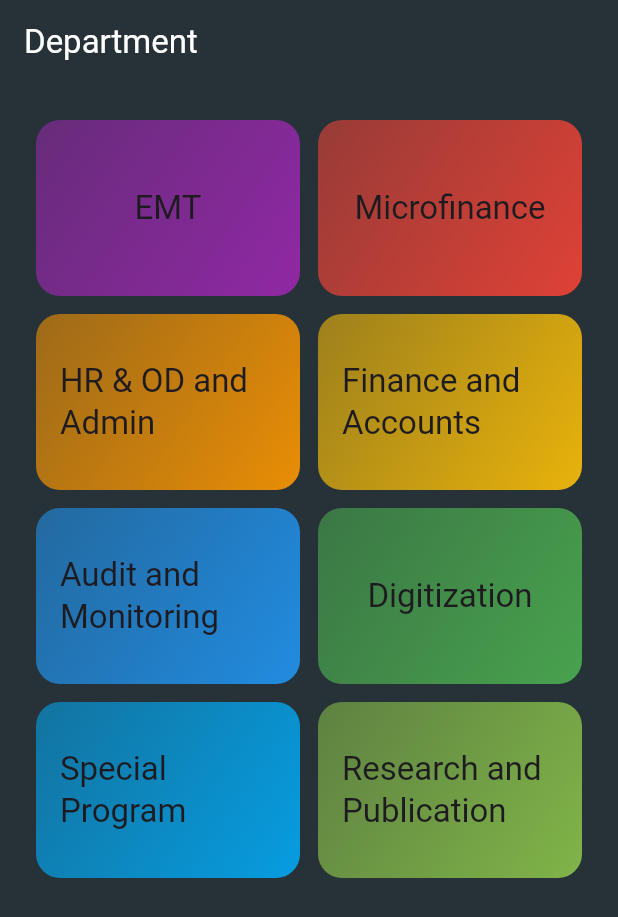
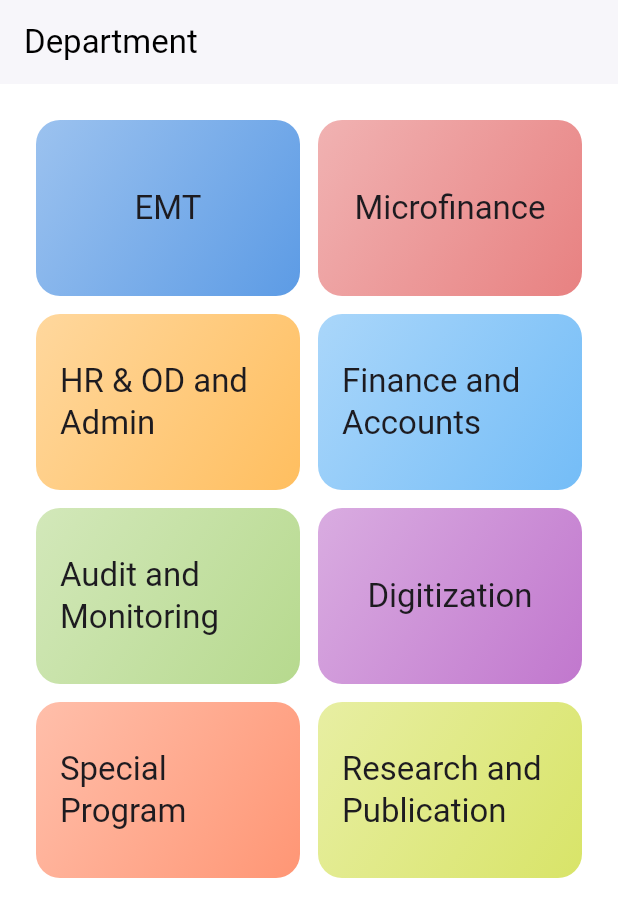
Before and after one commit to saikot19/phonebook_CDIP, a Flutter app: the screen it shows after launch, on a phone screen of 412 x 824 dp. Shown: the top 917 px of the screen. Run offline on Flutter 3.47's test engine with Material 3 defaults, Android fonts, the light colour scheme and no system bars; our stand-ins replace flutter_riverpod, google_fonts, transparent_image.

Commit message:
alarm icon and time added

```diff
--- a/lib/data/dummy_data.dart
+++ b/lib/data/dummy_data.dart
@@ -11,52 +11,53 @@ const availableCategories = [
   Category(
     id: 'c1',
     name: 'EMT',
-    color: Colors.purple,
-    imageUrl:'https://www.flaticon.com/free-icon/loyal-customer_8922290',
+    color: Color(0xFF4A90E2), // Soft Blue
+    imageUrl: 'https://www.flaticon.com/free-icon/loyal-customer_8922290',
   ),
   Category(
     id: 'c2',
     name: 'Microfinance',
-    color: Colors.red,
-    imageUrl:'https://www.flaticon.com/free-icon/microfinance_17621044',
+    color: Color(0xFFE57373), // Coral Red
+    imageUrl: 'https://www.flaticon.com/free-icon/microfinance_17621044',
   ),
   Category(
     id: 'c3',
     name: 'HR & OD and Admin',
-    color: Colors.orange,
-    imageUrl:'https://www.flaticon.com/free-icon/social-security_10642028',
+    color: Color(0xFFFFB74D), // Warm Orange
+    imageUrl: 'https://www.flaticon.com/free-icon/social-security_10642028',
   ),
   Category(
     id: 'c4',
     name: 'Finance and Accounts',
-    color: Colors.amber,
-    imageUrl:'https://www.flaticon.com/free-icon/accounting_1570998',
+    color: Color(0xFF64B5F6), // Sky Blue
+    imageUrl: 'https://www.flaticon.com/free-icon/accounting_1570998',
   ),
   Category(
     id: 'c5',
     name: 'Audit and Monitoring',
-    color: Colors.blue,
-    imageUrl:'https://www.flaticon.com/free-icon/evaluation_11501641',
+    color: Color(0xFFAED581), // Light Green
+    imageUrl: 'https://www.flaticon.com/free-icon/evaluation_11501641',
   ),
   Category(
     id: 'c6',
     name: 'Digitization',
-    color: Colors.green,
-    imageUrl:'https://i.pinimg.com/736x/18/f7/a8/18f7a83f40c9fad584c0faf06c22ac1c.jpg',
+    color: Color(0xFFBA68C8), // Lavender
+    imageUrl: 'https://i.pinimg.com/736x/18/f7/a8/18f7a83f40c9fad584c0faf06c22ac1c.jpg',
   ),
   Category(
     id: 'c7',
     name: 'Special Program',
-    color: Colors.lightBlue,
-    imageUrl:'https://www.flaticon.com/free-icon/open-book_2471120',
+    color: Color(0xFFFF8A65), // Salmon
+    imageUrl: 'https://www.flaticon.com/free-icon/open-book_2471120',
   ),
   Category(
     id: 'c8',
     name: 'Research and Publication',
-    color: Colors.lightGreen,
-    imageUrl:'https://www.flaticon.com/free-icon/research-and-development_12056733',
+    color: Color(0xFFD4E157), // Lime Green
+    imageUrl: 'https://www.flaticon.com/free-icon/research-and-development_12056733',
   ),
 ];
+
 
 const availableEmployees = [
 
@@ -68,7 +69,132 @@ const availableEmployees = [
     designationCode: 101,
     staffPhone: '+1234567890',
     unitId: 1,
-    staffImage: 'https://i.pinimg.com/736x/18/f7/a8/18f7a83f40c9fad584c0faf06c22ac1c.jpg',
+    staffImage: 'https://i.pinimg.com/736x/a6/8d/fd/a68dfd49f3d0701ef7cfeb835012037c.jpg',
+    deptId: 'c1',
+    departmentName: 'EMT',
+    projectId: 100,
+    projectName: 'Emergency Response',
+    priority: 1,
+    isEmt: 1,
+    status: 1,
+    brCode: 101,
+    branchName: 'Main Branch',
+    areaName: 'Dhaka',
+    zoneName: 'Zone A',
+    designationName: 'IT-Intern',
+    createdBy: 1,
+    createdAt: 'Date:2023-01-01 Time:10:00:00',
+    updatedAt: 'Date:2023-06-01 Time:12:00:00',
+  ),
+  Employee(
+    id: 2,
+    empId: 900005,
+    empNameEng: 'Md. Abid Hasan Saikot',
+    staffEmail: 'abidhasansaikot19@gmail.com',
+    designationCode: 101,
+    staffPhone: '+1234567890',
+    unitId: 1,
+    staffImage: 'https://i.pinimg.com/736x/81/0b/56/810b560de7521963e273bcaed99097ec.jpg',
+    deptId: 'c2',
+    departmentName: 'Microfinance',
+    projectId: 100,
+    projectName: 'Emergency Response',
+    priority: 1,
+    isEmt: 1,
+    status: 1,
+    brCode: 101,
+    branchName: 'Main Branch',
+    areaName: 'Dhaka',
+    zoneName: 'Zone A',
+    designationName: 'IT-Intern',
+    createdBy: 1,
+    createdAt: 'Date:2023-01-01 Time:10:00:00',
+    updatedAt: '2023-06-01T12:00:00Z',
+  ),
+  Employee(
+    id: 3,
+    empId: 900005,
+    empNameEng: 'Md. Abid Hasan Saikot',
+    staffEmail: 'abidhasansaikot19@gmail.com',
+    designationCode: 101,
+    staffPhone: '+1234567890',
+    unitId: 1,
+    staffImage: 'https://i.pinimg.com/736x/c4/a8/98/c4a8988e04ce9e9f09d87c6db703fc74.jpg',
+    deptId: 'c3',
+    departmentName: 'HR & OD and Admin',
+    projectId: 100,
+    projectName: 'Emergency Response',
+    priority: 1,
+    isEmt: 1,
+    status: 1,
+    brCode: 101,
+    branchName: 'Main Branch',
+    areaName: 'Dhaka',
+    zoneName: 'Zone A',
+    designationName: 'IT-Intern',
+    createdBy: 1,
+    createdAt: 'Date:2023-01-01 Time:10:00:00',
+    updatedAt: '2023-06-01T12:00:00Z',
+  ),
+  Employee(
+    id: 4,
+    empId: 900005,
+    empNameEng: 'Md. Abid Hasan Saikot',
+    staffEmail: 'abidhasansaikot19@gmail.com',
+    designationCode: 101,
+    staffPhone: '+1234567890',
+    unitId: 1,
+    staffImage: 'https://i.pinimg.com/736x/12/76/3c/12763cf1b10a8301a2daa1ab1c85d502.jpg',
+    deptId: 'c4',
+    departmentName: 'Finance and Accounts',
+    projectId: 100,
+    projectName: 'Emergency Response',
+    priority: 1,
+    isEmt: 1,
+    status: 1,
+    brCode: 101,
+    branchName: 'Main Branch',
+    areaName: 'Dhaka',
+    zoneName: 'Zone A',
+    designationName: 'IT-Intern',
+    createdBy: 1,
+    createdAt: 'Date:2023-01-01 Time:10:00:00',
+    updatedAt: '2023-06-01T12:00:00Z',
+  ),
+  Employee(
+    id: 5,
+    empId: 900005,
+    empNameEng: 'Md. Abid Hasan Saikot',
+    staffEmail: 'abidhasansaikot19@gmail.com',
+    designationCode: 101,
+    staffPhone: '+1234567890',
+    unitId: 1,
+    staffImage: 'https://i.pinimg.com/736x/ab/d6/24/abd62453051156a486718e5735f46036.jpg',
+    deptId: 'c5',
+    departmentName: 'Audit and Monitoring',
+    projectId: 100,
+    projectName: 'Emergency Response',
+    priority: 1,
+    isEmt: 1,
+    status: 1,
+    brCode: 101,
+    branchName: 'Main Branch',
+    areaName: 'Dhaka',
+    zoneName: 'Zone A',
+    designationName: 'IT-Intern',
+    createdBy: 1,
+    createdAt: 'Date:2023-01-01 Time:10:00:00',
+    updatedAt: '2023-06-01T12:00:00Z',
+  ),
+  Employee(
+    id: 6,
+    empId: 900005,
+    empNameEng: 'Md. Abid Hasan Saikot',
+    staffEmail: 'abidhasansaikot19@gmail.com',
+    designationCode: 101,
+    staffPhone: '+1234567890',
+    unitId: 1,
+    staffImage: 'https://i.pinimg.com/736x/e4/56/94/e4569443714172f2773aea229195685c.jpg',
     deptId: 'c6',
     departmentName: 'Digitization',
     projectId: 100,
@@ -82,8 +208,60 @@ const availableEmployees = [
     zoneName: 'Zone A',
     designationName: 'IT-Intern',
     createdBy: 1,
-    createdAt: '2023-01-01T10:00:00Z',
+    createdAt: 'Date:2023-01-01 Time:10:00:00',
     updatedAt: '2023-06-01T12:00:00Z',
   ),
+  Employee(
+    id: 7,
+    empId: 900005,
+    empNameEng: 'Md. Abid Hasan Saikot',
+    staffEmail: 'abidhasansaikot19@gmail.com',
+    designationCode: 101,
+    staffPhone: '+1234567890',
+    unitId: 1,
+    staffImage: 'https://i.pinimg.com/736x/7f/ea/02/7fea02bd249aedd7c5520e13487ffe49.jpg',
+    deptId: 'c7',
+    departmentName: 'Special Program',
+    projectId: 100,
+    projectName: 'Emergency Response',
+    priority: 1,
+    isEmt: 1,
+    status: 1,
+    brCode: 101,
+    branchName: 'Main Branch',
+    areaName: 'Dhaka',
+    zoneName: 'Zone A',
+    designationName: 'IT-Intern',
+    createdBy: 1,
+    createdAt: 'Date:2023-01-01 Time:10:00:00',
+    updatedAt: '2023-06-01T12:00:00Z',
+  ),
+  Employee(
+    id: 8,
+    empId: 900005,
+    empNameEng: 'Md. Abid Hasan Saikot',
+    staffEmail: 'abidhasansaikot19@gmail.com',
+    designationCode: 101,
+    staffPhone: '+1234567890',
+    unitId: 1,
+    staffImage: 'https://i.pinimg.com/736x/b5/15/88/b51588c7d34643b6356f93087925ac9a.jpg',
+    deptId: 'c8',
+    departmentName: 'Research and Publication',
+    projectId: 100,
+    projectName: 'Emergency Response',
+    priority: 1,
+    isEmt: 1,
+    status: 1,
+    brCode: 101,
+    branchName: 'Main Branch',
+    areaName: 'Dhaka',
+    zoneName: 'Zone A',
+    designationName: 'IT-Intern',
+    createdBy: 1,
+    createdAt: 'Date:2023-01-01 Time:10:00:00',
+    updatedAt: '2023-06-01T12:00:00Z',
+  ),
+
+
   // Add other employees...
 ];
--- a/lib/pages/categories_page.dart
+++ b/lib/pages/categories_page.dart
@@ -29,11 +29,17 @@ class CategoriesPage extends StatelessWidget {
   Widget build(BuildContext context) {
     return Scaffold(
       appBar: AppBar(
-        backgroundColor: Colors.blueGrey[900], // Dark blue AppBar color
-        title: const Text('Department', style: TextStyle(color: Colors.white)),
+        backgroundColor: Colors.white, // Standard white AppBar color
+        title: const Text(
+          'Department',
+          style: TextStyle(
+            color: Colors.black, // Black text for white AppBar
+          ),
+        ),
+        elevation: 1, // Subtle shadow for standard design
       ),
       body: Container(
-        color: Colors.blueGrey[900], // Dark blue background color
+        color: Colors.white, // Standard white background color
         child: GridView(
           padding: const EdgeInsets.all(24),
           gridDelegate: const SliverGridDelegateWithFixedCrossAxisCount(
--- a/lib/pages/splash_page.dart
+++ b/lib/pages/splash_page.dart
@@ -30,8 +30,8 @@ class _SplashPageState extends State<SplashPage> {
       title: "CDIP PhoneBook",
       theme: ThemeData(
         primarySwatch: Colors.blue,
-        brightness: Brightness.dark,
-        scaffoldBackgroundColor: Colors.blueGrey[900], // Dark background
+        brightness: Brightness.light,
+        scaffoldBackgroundColor: Colors.white, // Standard white background
       ),
       home: Scaffold(
         body: Center(
@@ -58,7 +58,7 @@ class _SplashPageState extends State<SplashPage> {
                   style: TextStyle(
                     fontSize: 16,
                     fontWeight: FontWeight.bold,
-                    color: Colors.white, // Light text for dark background
+                    color: Colors.black, // Black text for readability
                   ),
                 ),
               ),
--- a/lib/widgets/employees_item.dart
+++ b/lib/widgets/employees_item.dart
@@ -2,6 +2,7 @@ import 'package:flutter/foundation.dart';
 import 'package:flutter/material.dart';
 import 'package:phonebook/data/dummy_data.dart';
 import 'package:phonebook/models/employee.dart';
+import 'package:phonebook/widgets/employee_item_trait.dart';
 import 'package:transparent_image/transparent_image.dart';
 
 class EmployeeItem extends StatelessWidget {
@@ -43,7 +44,7 @@ class EmployeeItem extends StatelessWidget {
                 child: Column(
                   children: [
                     Text(
-                      employee.departmentName,
+                      employee.empNameEng,
                       maxLines: 2,
                       textAlign: TextAlign.center,
                       softWrap: true,
@@ -57,6 +58,11 @@ class EmployeeItem extends StatelessWidget {
                     const SizedBox(height: 12),
                     Row(
                       children: [
+                        EmployeeItemTrait(
+                          icon:Icons.notifications_active,
+                          label: '${employee.createdAt}min',
+
+                        )
 
                       ],
                     ),
```
